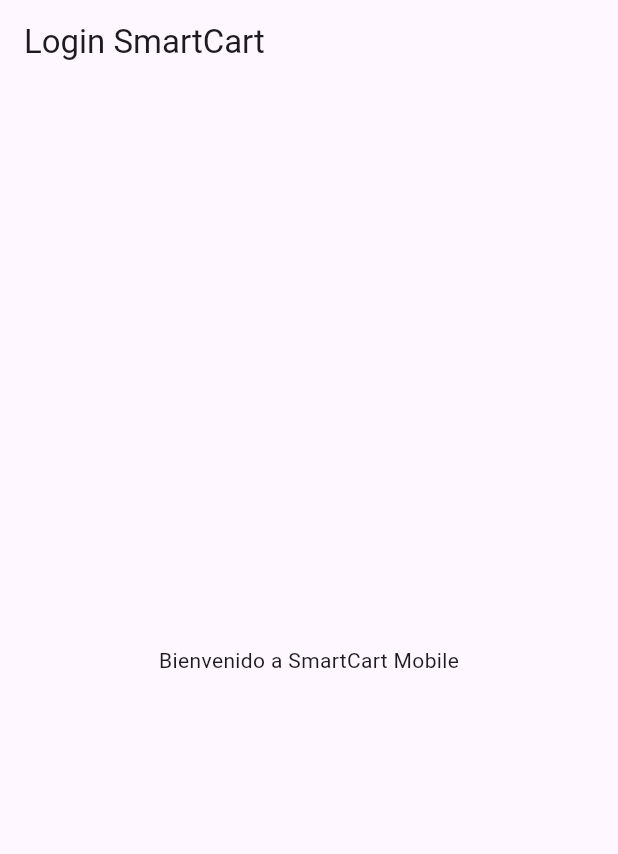
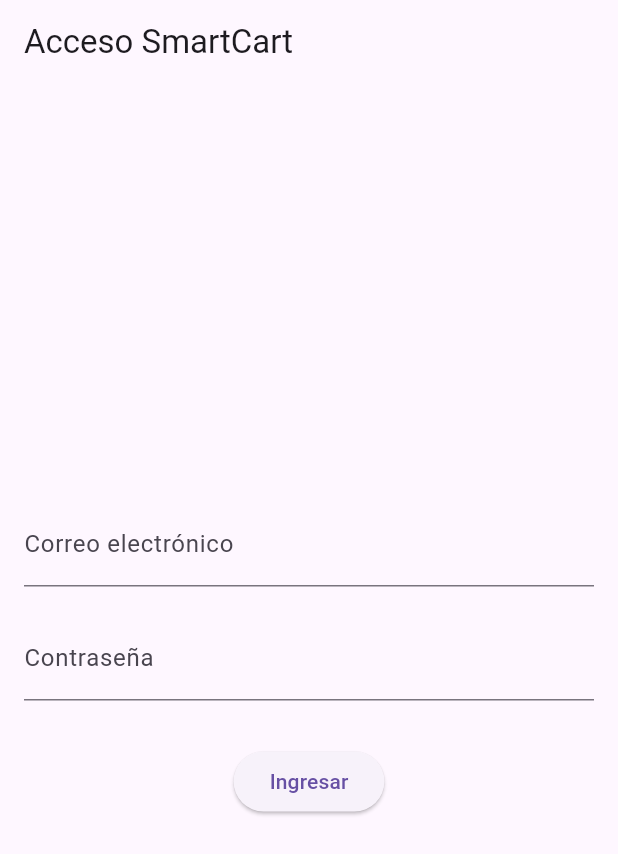
Before and after one commit to FlowState-Tech/smartcart-consumer, a Flutter app: the screen it shows after launch, on a phone screen of 412 x 824 dp. Shown: the top 854 px of the screen. Run offline on Flutter 3.47's test engine with Material 3 defaults, Android fonts, the phone set to English and light mode, and no system bars.

Commit message:
feat: add email and password fields to login UI

```diff
--- a/lib/interface/login_page.dart
+++ b/lib/interface/login_page.dart
@@ -6,9 +6,27 @@
   @override
   Widget build(BuildContext context) {
     return Scaffold(
-      appBar: AppBar(title: const Text("Login SmartCart")),
-      body: const Center(
-        child: Text("Bienvenido a SmartCart Mobile"),
+      appBar: AppBar(title: const Text("Acceso SmartCart")),
+      body: Padding(
+        padding: const EdgeInsets.all(16.0),
+        child: Column(
+          mainAxisAlignment: MainAxisAlignment.center,
+          children: [
+            const TextField(
+              decoration: InputDecoration(labelText: "Correo electrónico"),
+            ),
+            const SizedBox(height: 20),
+            const TextField(
+              obscureText: true,
+              decoration: InputDecoration(labelText: "Contraseña"),
+            ),
+            const SizedBox(height: 30),
+            ElevatedButton(
+              onPressed: () {},
+              child: const Text("Ingresar"),
+            ),
+          ],
+        ),
       ),
     );
   }
```
